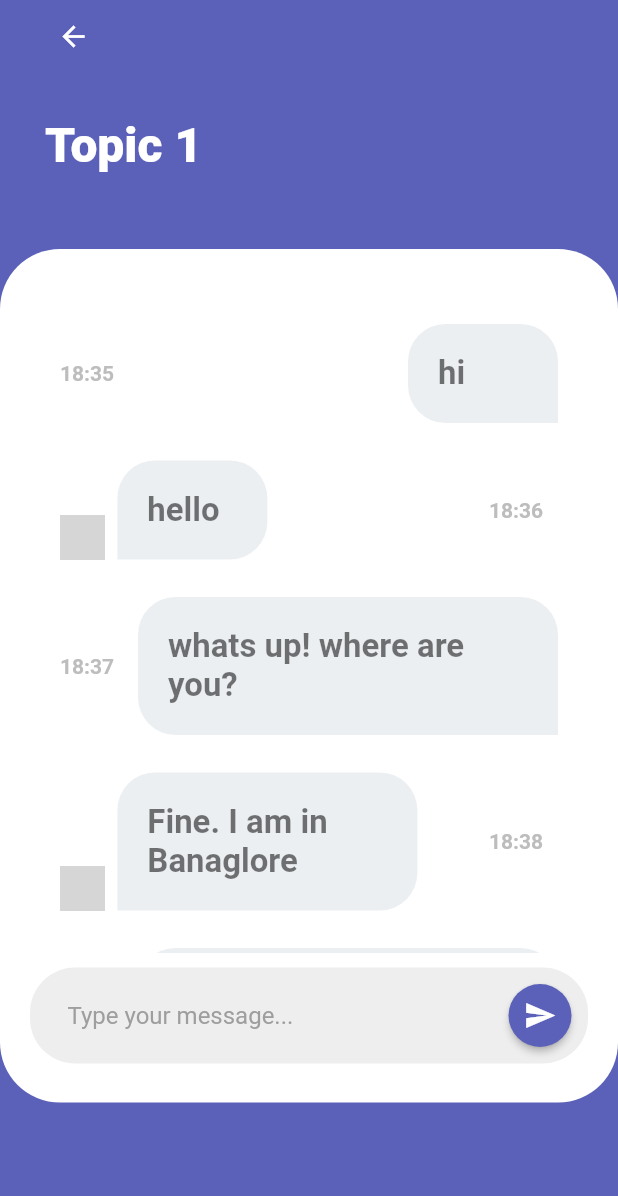
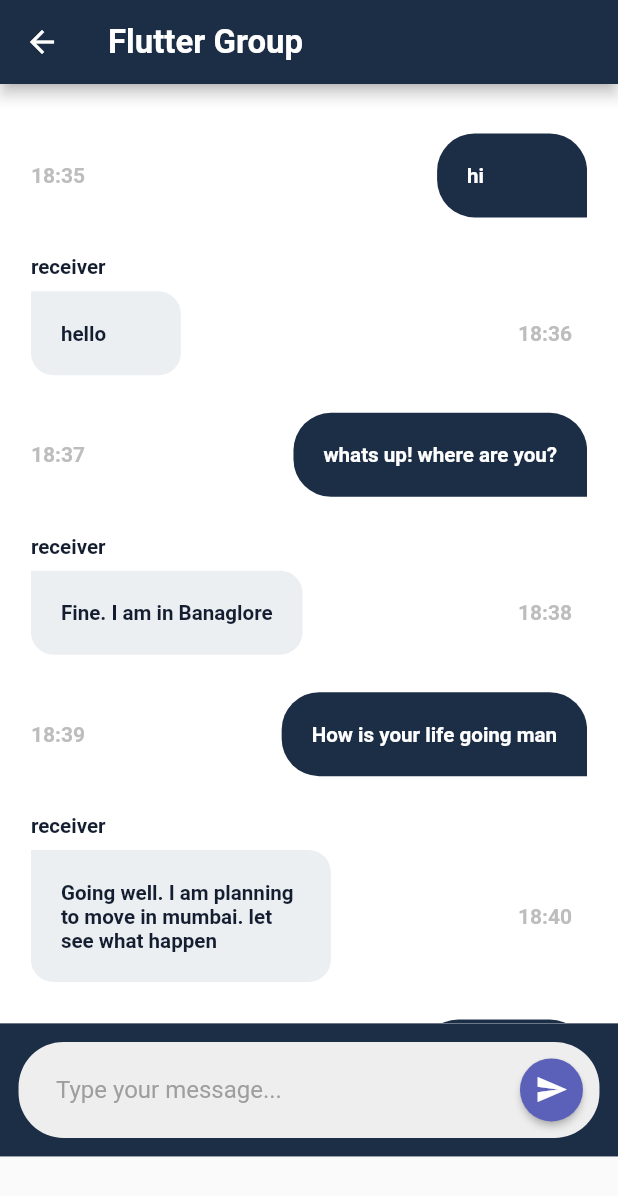
Before and after one commit to TNBruh/Assignment3, a Flutter app: the screen it shows after launch, after a tap on "Flutter Group", on a phone screen of 412 x 824 dp. Shown: the top 1196 px of the screen. Run offline on Flutter 3.47's test engine with Material 2 defaults, Android fonts, the phone set to English and light mode, and no system bars; our stand-ins replace cloud_firestore, firebase_auth, firebase_core, firebase_messaging, get, sizer; accounts and stored records are empty; Roboto replaces fonts that are missing (Poppins, Quicksand); grey boxes are pictures that could not be loaded.

Commit message:
feat: add screen chat

```diff
--- a/lib/main.dart
+++ b/lib/main.dart
@@ -1,4 +1,4 @@
-import 'package:assignment3/screens/topic_screen/page_topic.dart';
+import 'package:assignment3/screens/topic_screen/screen_topic.dart';
 import 'package:assignment3/screens/widget/color_pallete.dart';
 import 'package:flutter/material.dart';
 import 'dart:developer';
--- a/lib/screens/chat_screen/chat.dart
+++ b/lib/screens/chat_screen/chat.dart
@@ -1,6 +1,6 @@
-import 'package:assignment3/screens/constant.dart';
-import 'package:assignment3/screens/topic_screen/component_avatar.dart';
-import 'package:assignment3/screens/widget/text.dart';
+import '../constant.dart';
+import '../topic_screen/component_avatar.dart';
+import '../widget/text.dart';
 import 'package:flutter/material.dart';
 import 'package:sizer/sizer.dart';
 
@@ -33,7 +33,7 @@ class ChatScreen extends StatelessWidget {
                       ? sender(
                           messages[index]['message']!, messages[index]['time']!)
                       : receiver(messages[index]['message']!,
-                          messages[index]['time']!)),
+                          messages[index]['time']!, messages[index]['from']!)),
             ),
             Container(
               padding: EdgeInsets.symmetric(vertical: 10, horizontal: 20),
@@ -135,7 +135,7 @@ class ChatScreen extends StatelessWidget {
     );
   }
 
-  Widget receiver(String message, String time) {
+  Widget receiver(String message, String time, String from) {
     return Padding(
       padding: const EdgeInsets.only(bottom: 25.0),
       child: Row(
--- /dev/null
+++ b/lib/screens/chat_screen/screen_chat.dart
@@ -0,0 +1,167 @@
+import 'package:assignment3/screens/topic_screen/component_avatar.dart';
+
+import '../widget/color_pallete.dart';
+import '../widget/text.dart';
+import '../constant.dart';
+import 'package:flutter/material.dart';
+import 'package:sizer/sizer.dart';
+import 'package:get/get.dart';
+
+class ChatScreen extends StatelessWidget {
+  const ChatScreen({Key? key}) : super(key: key);
+
+  @override
+  Widget build(BuildContext context) {
+    return Scaffold(
+        appBar: AppBar(
+          title: PrimaryText(
+            text: "Flutter Group",
+            fontSize: 16.0.sp,
+          ),
+          leading: BackButton(
+            onPressed: () {
+              Get.back();
+            },
+          ),
+        ),
+        body: SafeArea(
+          child: SingleChildScrollView(
+            child: Column(
+              children: [
+                Container(
+                  height: 76.h,
+                  decoration: BoxDecoration(color: ColorPallete.background),
+                  padding: EdgeInsets.only(left: 5.w, right: 5.w, top: 4.h),
+                  child: ListView.builder(
+                      itemCount: messages.length,
+                      itemBuilder: (context, index) =>
+                          messages[index]['from'] == 'sender'
+                              ? sender(messages[index]['message']!,
+                                  messages[index]['time']!)
+                              : receiver(
+                                  messages[index]['message']!,
+                                  messages[index]['time']!,
+                                  messages[index]['from']!)),
+                ),
+                Container(
+                  padding: EdgeInsets.symmetric(vertical: 3.w, horizontal: 3.w),
+                  decoration: BoxDecoration(color: ColorPallete.primary),
+                  child: TextField(
+                    decoration: InputDecoration(
+                      fillColor: Colors.grey[200],
+                      contentPadding:
+                          EdgeInsets.symmetric(horizontal: 25, vertical: 20),
+                      filled: true,
+                      border: OutlineInputBorder(
+                        borderRadius: BorderRadius.circular(30),
+                        borderSide: BorderSide(
+                          width: 0,
+                          style: BorderStyle.none,
+                        ),
+                      ),
+                      hintText: 'Type your message...',
+                      hintStyle: TextStyle(color: Colors.grey[500]),
+                      suffixIcon: Padding(
+                        padding: const EdgeInsets.all(8.0),
+                        child: RawMaterialButton(
+                          constraints: BoxConstraints(minWidth: 0),
+                          onPressed: () {},
+                          elevation: 2.0,
+                          fillColor: Color(0xff5b61b9),
+                          child:
+                              Icon(Icons.send, size: 22.0, color: Colors.white),
+                          padding: EdgeInsets.all(10.0),
+                          shape: CircleBorder(),
+                        ),
+                      ),
+                    ),
+                  ),
+                ),
+              ],
+            ),
+          ),
+        ));
+  }
+
+  Widget sender(String message, String time) {
+    return Padding(
+      padding: const EdgeInsets.only(bottom: 25.0),
+      child: Row(
+        // mainAxisSize: MainAxisSize.min,
+        mainAxisAlignment: MainAxisAlignment.spaceBetween,
+        children: [
+          Padding(
+            padding: const EdgeInsets.only(right: 10.0),
+            child:
+                PrimaryText(text: time, color: Colors.grey[400], fontSize: 14),
+          ),
+          Container(
+            constraints: BoxConstraints(minWidth: 100, maxWidth: 280),
+            padding: EdgeInsets.symmetric(horizontal: 20, vertical: 20),
+            decoration: BoxDecoration(
+                color: ColorPallete.primary,
+                borderRadius: BorderRadius.only(
+                    topLeft: Radius.circular(25),
+                    topRight: Radius.circular(25),
+                    bottomLeft: Radius.circular(25),
+                    bottomRight: Radius.circular(0))),
+            child: PrimaryText(
+              text: message,
+              fontSize: 10.0.sp,
+              color: ColorPallete.textWhite,
+            ),
+          ),
+        ],
+      ),
+    );
+  }
+
+  Widget receiver(String message, String time, String from) {
+    return Padding(
+      padding: const EdgeInsets.only(bottom: 25.0),
+      child: Column(
+        crossAxisAlignment: CrossAxisAlignment.start,
+        children: [
+          PrimaryText(
+            text: from,
+            fontSize: 10.0.sp,
+            color: ColorPallete.textBlack,
+          ),
+          SizedBox(height: 1.h),
+          Row(
+            mainAxisSize: MainAxisSize.min,
+            children: [
+              Row(
+                crossAxisAlignment: CrossAxisAlignment.end,
+                children: [
+                  Container(
+                    constraints: BoxConstraints(minWidth: 100, maxWidth: 200),
+                    padding: EdgeInsets.symmetric(horizontal: 20, vertical: 20),
+                    decoration: BoxDecoration(
+                        color: Colors.blueGrey[50],
+                        borderRadius: BorderRadius.only(
+                            topLeft: Radius.circular(0),
+                            topRight: Radius.circular(15),
+                            bottomLeft: Radius.circular(15),
+                            bottomRight: Radius.circular(15))),
+                    child: PrimaryText(
+                      text: message,
+                      fontSize: 10.0.sp,
+                      color: ColorPallete.textBlack,
+                    ),
+                  ),
+                ],
+              ),
+              Spacer(),
+              Padding(
+                padding: const EdgeInsets.only(right: 10.0),
+                child: PrimaryText(
+                    text: time, color: Colors.grey[400], fontSize: 14),
+              ),
+            ],
+          ),
+        ],
+      ),
+    );
+  }
+}
--- a/lib/screens/topic_screen/component_itemchat.dart
+++ b/lib/screens/topic_screen/component_itemchat.dart
@@ -1,6 +1,6 @@
-import 'package:assignment3/screens/chat_screen/chat.dart';
-import 'package:assignment3/screens/widget/color_pallete.dart';
-import 'package:assignment3/screens/widget/text.dart';
+import '../chat_screen/screen_chat.dart';
+import '../widget/color_pallete.dart';
+import '../widget/text.dart';
 import 'package:flutter/material.dart';
 import 'package:sizer/sizer.dart';
 import 'package:get/get.dart';
```
Also changed, not shown: lib/screens/topic_screen/screen_topic.dart (renamed from lib/screens/topic_screen/page_topic.dart).
